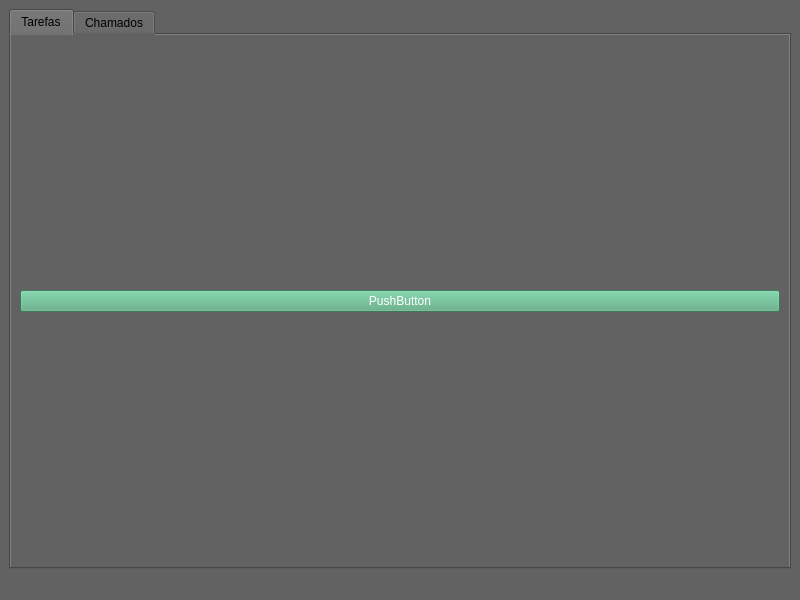
Marildo/python, file calls_controller/view/mainWindow.ui: the form before one commit.
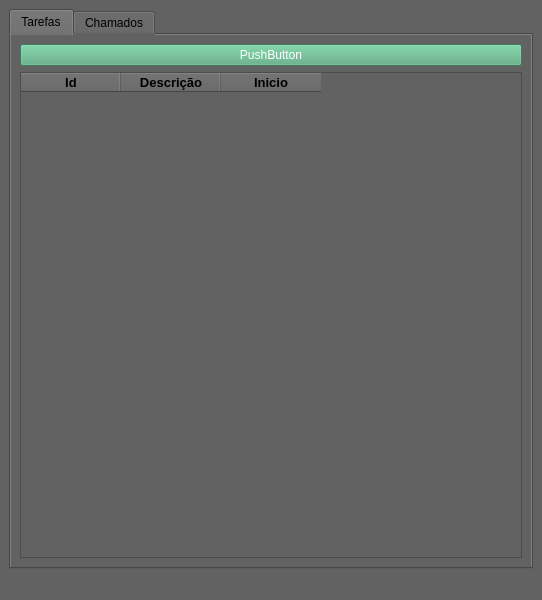
The form after the commit. The open tabs and pages were chosen to show the change.

Commit message: Implemented load and save in actionDao

The edit to the form file:
```diff
--- a/calls_controller/view/mainWindow.ui
+++ b/calls_controller/view/mainWindow.ui
@@ -6,7 +6,7 @@
    <rect>
     <x>0</x>
     <y>0</y>
-    <width>800</width>
+    <width>542</width>
     <height>600</height>
    </rect>
   </property>
@@ -39,6 +39,86 @@
           </property>
          </widget>
         </item>
+        <item row="1" column="0">
+         <widget class="QTableWidget" name="tw_actions">
+          <column>
+           <property name="text">
+            <string>Id</string>
+           </property>
+           <property name="font">
+            <font>
+             <pointsize>10</pointsize>
+             <weight>75</weight>
+             <italic>false</italic>
+             <bold>true</bold>
+            </font>
+           </property>
+           <property name="background">
+            <color>
+             <red>120</red>
+             <green>150</green>
+             <blue>180</blue>
+            </color>
+           </property>
+           <property name="foreground">
+            <brush brushstyle="NoBrush">
+             <color alpha="255">
+              <red>0</red>
+              <green>0</green>
+              <blue>0</blue>
+             </color>
+            </brush>
+           </property>
+          </column>
+          <column>
+           <property name="text">
+            <string>Descrição</string>
+           </property>
+           <property name="font">
+            <font>
+             <pointsize>10</pointsize>
+             <weight>75</weight>
+             <bold>true</bold>
+            </font>
+           </property>
+           <property name="background">
+            <color>
+             <red>120</red>
+             <green>150</green>
+             <blue>180</blue>
+            </color>
+           </property>
+           <property name="foreground">
+            <brush brushstyle="NoBrush">
+             <color alpha="255">
+              <red>0</red>
+              <green>0</green>
+              <blue>0</blue>
+             </color>
+            </brush>
+           </property>
+          </column>
+          <column>
+           <property name="text">
+            <string>Inicio</string>
+           </property>
+           <property name="font">
+            <font>
+             <pointsize>10</pointsize>
+             <weight>75</weight>
+             <bold>true</bold>
+            </font>
+           </property>
+           <property name="background">
+            <color>
+             <red>120</red>
+             <green>150</green>
+             <blue>180</blue>
+            </color>
+           </property>
+          </column>
+         </widget>
+        </item>
        </layout>
       </widget>
       <widget class="QWidget" name="tab_2">
```
Left out of the diff: 4 changed lines with no effect on the pictures. The commit also changes 5 other files.
